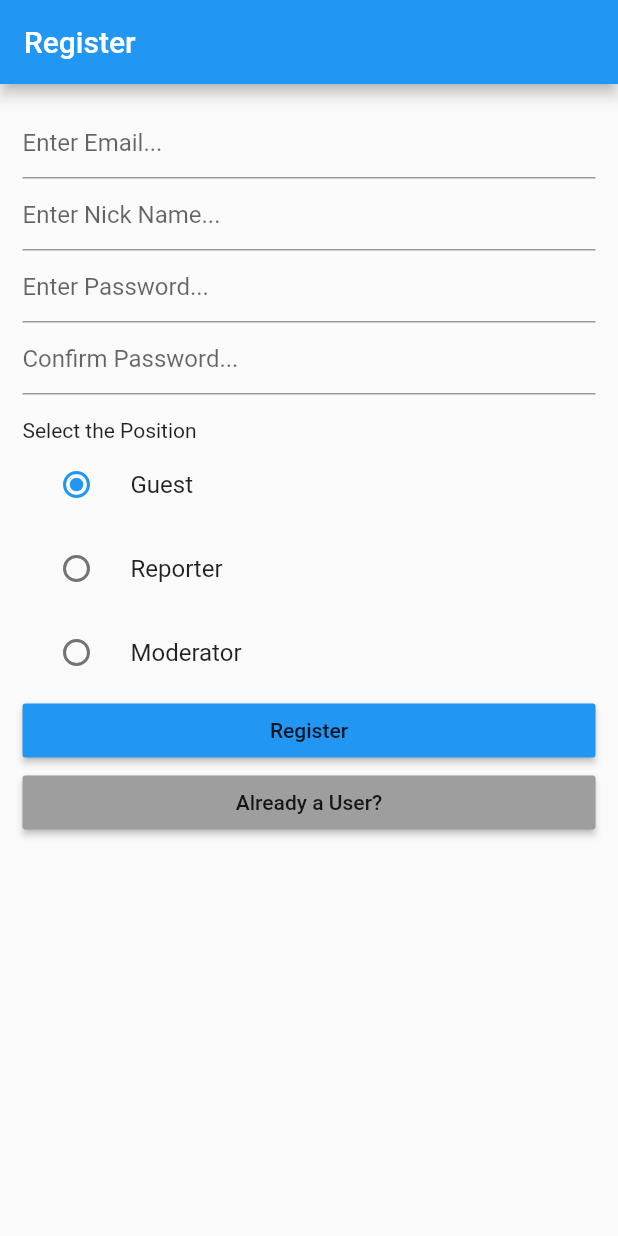
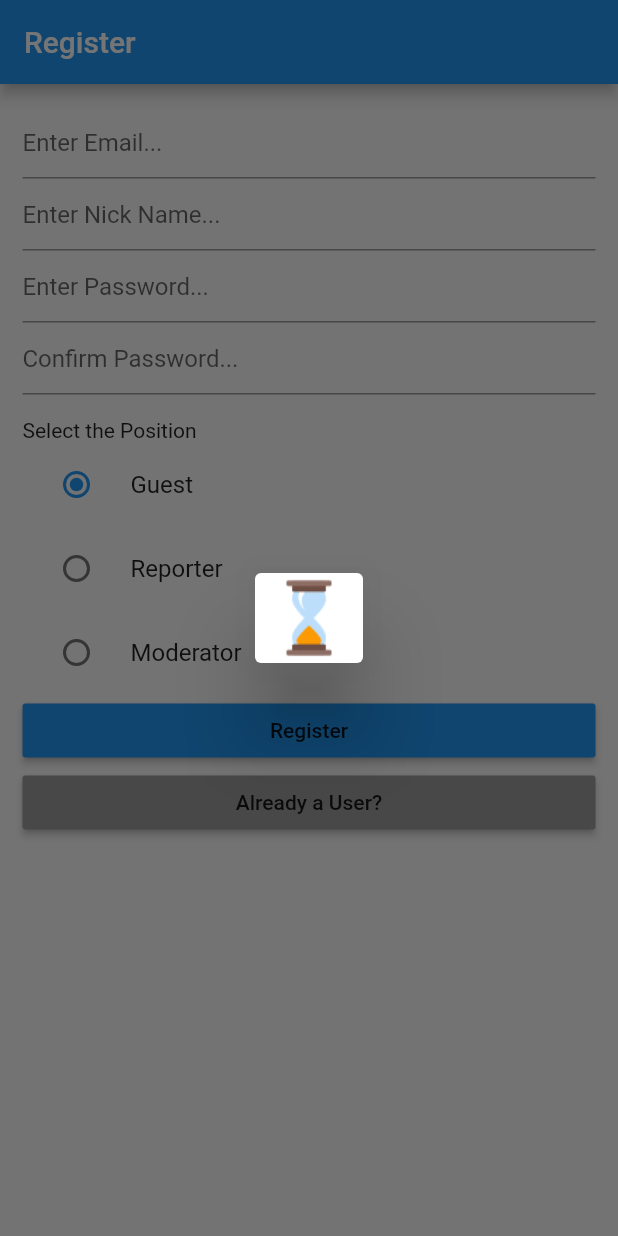
Before and after one commit to niroshan-ran/flutter_project, a Flutter app: the screen it shows after launch, after a tap on "New User?", after a tap on "Register", on a phone screen of 412 x 824 dp. Run offline on Flutter 3.47's test engine with Material 2 defaults, Android fonts, the phone set to English and light mode, and no system bars; our stand-ins replace cloud_firestore, firebase_auth, firebase_core, fluttertoast; accounts and stored records are empty.

```diff
--- a/lib/main.dart
+++ b/lib/main.dart
@@ -6,14 +6,30 @@ import 'package:flutter_project/pages/homepage.dart';
 import 'package:flutter_project/pages/loginpage.dart';
 import 'package:flutter_project/pages/moderatorpage.dart';
 import 'package:flutter_project/pages/news_management_admin.dart';
-import 'package:flutter_project/providers/user_provider.dart';
-import 'package:flutter_project/services/firestore_service.dart';
-import 'package:provider/provider.dart';
 
 Future<void> main() async {
   WidgetsFlutterBinding.ensureInitialized();
   await Firebase.initializeApp();
-  runApp(MyApp());
+  runApp(MainApp());
+}
+
+class MainApp extends StatelessWidget {
+  const MainApp({Key? key}) : super(key: key);
+
+  @override
+  Widget build(BuildContext context) {
+    return MaterialApp(
+        title: 'Flutter Demo',
+        theme: ThemeData(
+          primarySwatch: Colors.blue,
+        ),
+        routes: {
+          Routes.user: (context) => ModeratorPage(),
+          Routes.news: (context) => NewsManagementAdminPage(),
+          // Routes.newsfeed: (context) => NotesPage(),
+        },
+        home: MyApp());
+  }
 }
 
 class MyApp extends StatelessWidget {
@@ -23,42 +39,22 @@ class MyApp extends StatelessWidget {
 
   @override
   Widget build(BuildContext context) {
-    final firestoreService = FirestoreService();
-    return MultiProvider(
-        providers: [
-          ChangeNotifierProvider(create: (context) => UserProvider()),
-          StreamProvider(
-            create: (context) =>
-                firestoreService.getUsers(users!.email.toString()),
-            initialData: [],
-          )
-        ],
-        child: MaterialApp(
-          title: 'Flutter Demo',
-          theme: ThemeData(
-            primarySwatch: Colors.blue,
-          ),
-          routes: {
-            Routes.user: (context) => ModeratorPage(),
-            Routes.news: (context) => NewsManagementAdminPage(),
-            // Routes.newsfeed: (context) => NotesPage(),
-          },
-          home: StreamBuilder(
+    return StreamBuilder(
         stream: FirebaseAuth.instance.authStateChanges(),
-            builder: (context, AsyncSnapshot snapshot) {
+        builder: (context, AsyncSnapshot<User?> snapshot) {
           if (snapshot.connectionState == ConnectionState.active) {
+            String email = "";
             users = snapshot.data;
 
-                if (users == null) {
+            if (users != null) {
+              email = users!.email!;
+              return HomePage(email: email);
+            } else {
               return LoginPage();
-                } else {
-                  return HomePage();
             }
           }
 
-              return Scaffold(body: Center(child: CircularProgressIndicator()));
-            },
-          ),
-        ));
+          return LoginPage();
+        });
   }
 }
--- /dev/null
+++ b/lib/pages/loading_class.dart
@@ -0,0 +1,33 @@
+import 'package:flutter/material.dart';
+
+class LoadingDialog {
+  static Future<void> showLoadingDialog(
+      BuildContext context, GlobalKey key) async {
+    var wid = MediaQuery.of(context).size.width / 2;
+    return showDialog<void>(
+      context: context,
+      barrierDismissible: false,
+      builder: (BuildContext context) {
+        return Padding(
+          padding: EdgeInsets.only(left: 130, right: 130),
+          child: Dialog(
+              key: key,
+              backgroundColor: Colors.white,
+              child: Container(
+                width: 60.0,
+                height: 60.0,
+                child: Image.asset(
+                  'assets/Hourglass.gif',
+                  height: 60,
+                  width: 60,
+                ),
+              )),
+        );
+      },
+    );
+  }
+
+  static void hideDialog(BuildContext context) {
+    Navigator.of(context, rootNavigator: true).pop();
+  }
+}
--- a/lib/pages/registerpage.dart
+++ b/lib/pages/registerpage.dart
@@ -4,8 +4,10 @@ import 'package:firebase_auth/firebase_auth.dart';
 import 'package:flutter/cupertino.dart';
 import 'package:flutter/material.dart';
 import 'package:flutter/widgets.dart';
+import 'package:flutter_project/pages/loading_class.dart';
 import 'package:flutter_project/pages/verifypage.dart';
 import 'package:flutter_project/providers/user_provider.dart';
+import 'package:flutter_project/services/firestore_service.dart';
 import 'package:fluttertoast/fluttertoast.dart';
 import 'package:provider/provider.dart';
 
@@ -21,8 +23,9 @@ class RegisterPage extends StatefulWidget {
 enum Positions { guest, reporter, moderator }
 
 class _RegisterPageState extends State<RegisterPage> {
+  final firestoreService = FirestoreService();
   String _password = "", _confirmPassword = "";
-
+  final GlobalKey _loaderDialog = new GlobalKey();
   var focusEmailNode = FocusNode();
   var focusPasswordNode = FocusNode();
   var focusNickNameNode = FocusNode();
@@ -126,6 +129,9 @@ class _RegisterPageState extends State<RegisterPage> {
 
   @override
   Widget build(BuildContext context) {
+    return ChangeNotifierProvider(
+      create: (context) => UserProvider(),
+      builder: (context, widget) {
         final userProvider = Provider.of<UserProvider>(context);
         final node = FocusScope.of(context);
         final ui.Size logicalSize = MediaQuery.of(context).size;
@@ -134,8 +140,8 @@ class _RegisterPageState extends State<RegisterPage> {
             appBar: AppBar(title: Text("Register")),
             body: SingleChildScrollView(
                 child: new Container(
-                constraints:
-                    BoxConstraints(minHeight: 490, maxHeight: _height - 100),
+                    constraints: BoxConstraints(
+                        minHeight: 490, maxHeight: _height - 100),
                     child: Padding(
                       padding: EdgeInsets.all(15),
                       child: Column(
@@ -150,7 +156,8 @@ class _RegisterPageState extends State<RegisterPage> {
                             onChanged: (value) {
                               userProvider.changeEmail(value);
                             },
-                        decoration: InputDecoration(hintText: "Enter Email..."),
+                            decoration:
+                                InputDecoration(hintText: "Enter Email..."),
                           ),
                           TextField(
                             focusNode: focusNickNameNode,
@@ -188,8 +195,8 @@ class _RegisterPageState extends State<RegisterPage> {
                             onChanged: (value) {
                               _confirmPassword = value;
                             },
-                        decoration:
-                            InputDecoration(hintText: "Confirm Password..."),
+                            decoration: InputDecoration(
+                                hintText: "Confirm Password..."),
                           ),
                           Padding(
                               padding: const EdgeInsets.fromLTRB(0, 16.0, 0, 0),
@@ -240,14 +247,22 @@ class _RegisterPageState extends State<RegisterPage> {
                           MaterialButton(
                             color: Colors.blue,
                             onPressed: () {
+                              LoadingDialog.showLoadingDialog(
+                                  context, _loaderDialog);
                               Future.wait([_createUser(userProvider)])
                                   .then((value) {
                                 for (bool val in value) {
                                   if (val) {
-                                userProvider.saveUser();
+                                    Future.wait([
+                                      firestoreService.saveUser(
+                                          userProvider.getCurrentUser())
+                                    ]).whenComplete(() {
+                                      LoadingDialog.hideDialog(context);
                                       Navigator.of(context).pushReplacement(
                                           MaterialPageRoute(
-                                        builder: (context) => VerifyPage()));
+                                              builder: (context) =>
+                                                  VerifyPage()));
+                                    });
                                   } else {
                                     continue;
                                   }
@@ -268,5 +283,7 @@ class _RegisterPageState extends State<RegisterPage> {
                         ],
                       ),
                     ))));
+      },
+    );
   }
 }
--- a/pubspec.yaml
+++ b/pubspec.yaml
@@ -52,6 +52,7 @@ flutter:
   # To add assets to your application, add an assets section, like this:
   assets:
      - assets/admin_avatar.png
+     - assets/Hourglass.gif
   #   - images/a_dot_ham.jpeg
 
   # An image asset can refer to one or more resolution-specific "variants", see
```
Also changed, not shown: lib/pages/homepage.dart (+13 -5 lines), lib/pages/loginpage.dart (+8 -2 lines), lib/providers/user_provider.dart (+3 -10 lines), assets/Hourglass.gif (added). Lines whose indentation alone changed are shown as unchanged.
